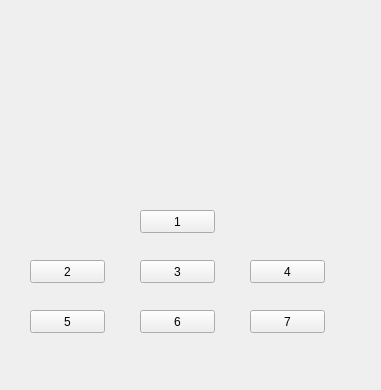
Qt form jos.ui (tianxiejack/vt322_qt) before a commit.
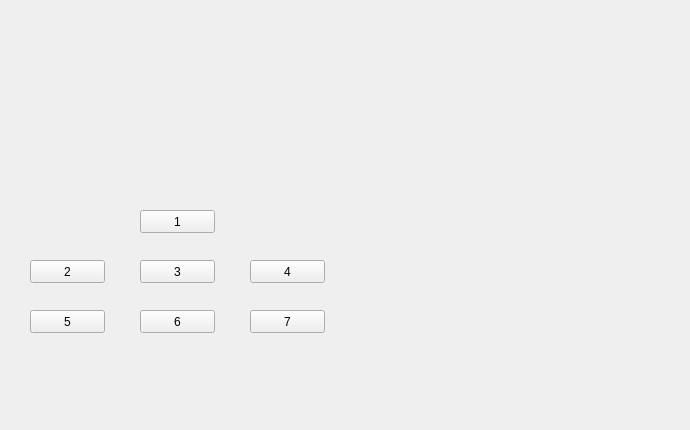
The same form after that commit.

Diff of the .ui file:
```diff
--- a/jos.ui
+++ b/jos.ui
@@ -6,8 +6,8 @@
    <rect>
     <x>0</x>
     <y>0</y>
-    <width>381</width>
-    <height>390</height>
+    <width>690</width>
+    <height>430</height>
    </rect>
   </property>
   <property name="windowTitle">
```
